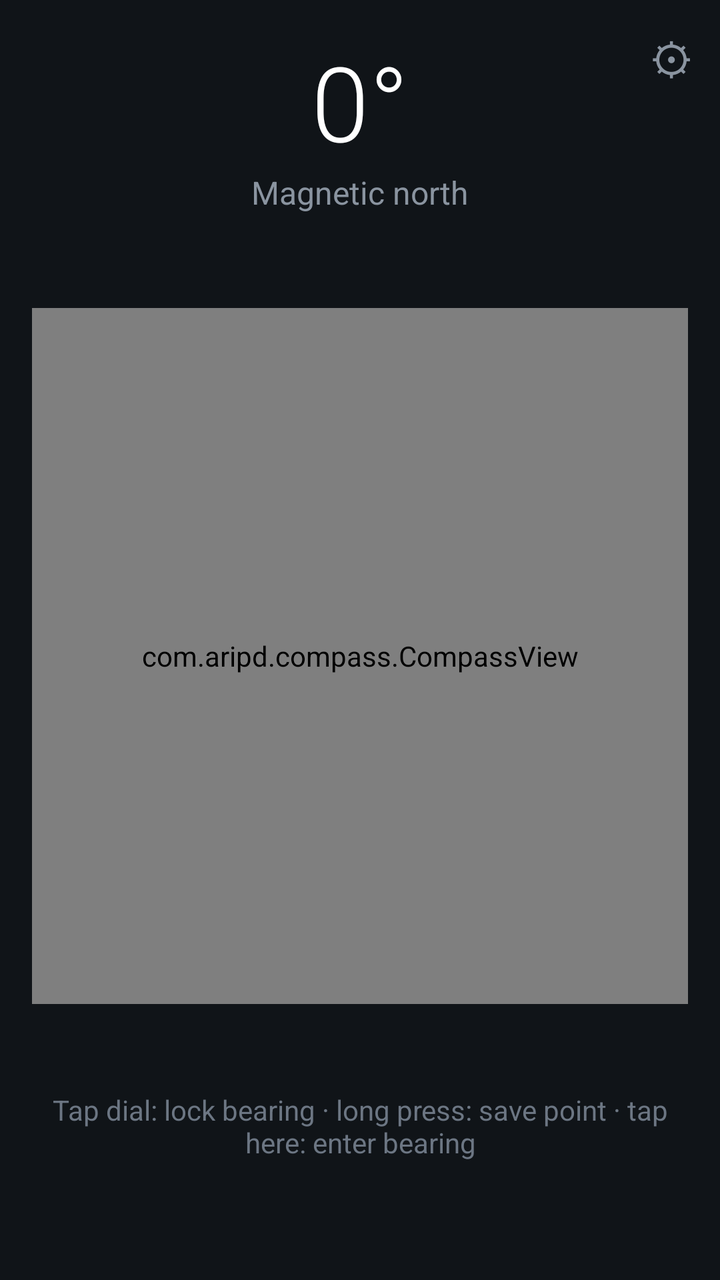
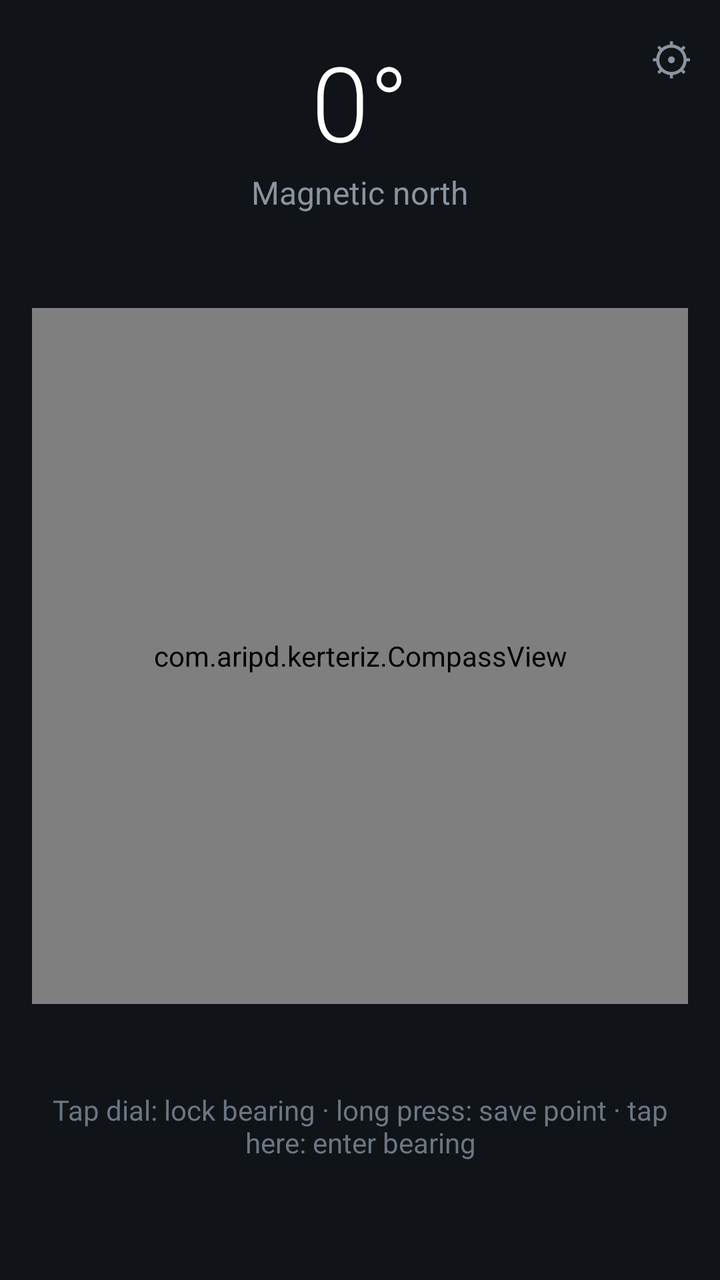

Screens rendered from an Android XML layout before and after an edit, with the pre-edit source and the edit as a unified diff.
<!-- AndroidManifest.xml: application theme android:Theme.Material.NoActionBar -->
<!-- res/layout/activity_main.xml -->
<?xml version="1.0" encoding="utf-8"?>
<FrameLayout xmlns:android="http://schemas.android.com/apk/res/android"
    android:id="@+id/root"
    android:layout_width="match_parent"
    android:layout_height="match_parent"
    android:background="#FF101418">

    <LinearLayout
    android:layout_width="match_parent"
    android:layout_height="match_parent"
    android:orientation="vertical"
    android:gravity="center"
    android:padding="16dp">

    <TextView
        android:id="@+id/degreeText"
        android:layout_width="wrap_content"
        android:layout_height="wrap_content"
        android:text="0°"
        android:textColor="#FFFFFFFF"
        android:textSize="52sp"
        android:fontFamily="sans-serif-light" />

    <TextView
        android:id="@+id/directionText"
        android:layout_width="wrap_content"
        android:layout_height="wrap_content"
        android:layout_marginBottom="8dp"
        android:importantForAccessibility="no"
        android:text="@string/magnetic_north"
        android:textColor="#FF8A94A0"
        android:textSize="16sp" />

    <TextView
        android:id="@+id/infoText"
        android:layout_width="match_parent"
        android:layout_height="wrap_content"
        android:layout_marginBottom="8dp"
        android:gravity="center"
        android:padding="6dp"
        android:text=""
        android:textColor="#FF8A94A0"
        android:textSize="14sp" />

    <com.aripd.compass.CompassView
        android:id="@+id/compassView"
        android:layout_width="match_parent"
        android:layout_height="0dp"
        android:layout_weight="1" />

                <TextView
                android:id="@+id/marksText"
                android:layout_width="match_parent"
                android:layout_height="wrap_content"
                android:gravity="center"
                android:minLines="2"
                android:paddingStart="6dp"
                android:paddingEnd="6dp"
                android:text=""
                android:textColor="#FF8A94A0"
                android:textSize="14sp" />

        <TextView
        android:id="@+id/locationText"
        android:layout_width="match_parent"
        android:layout_height="wrap_content"
        android:gravity="center"
        android:padding="6dp"
        android:text=""
        android:textColor="#FF8A94A0"
        android:textSize="13sp"
        android:visibility="gone" />

    <TextView
        android:id="@+id/targetText"
        android:layout_width="match_parent"
        android:layout_height="wrap_content"
        android:layout_marginTop="8dp"
        android:gravity="center"
        android:minLines="2"
        android:maxLines="3"
        android:text="@string/target_hint"
        android:textColor="#FF6C7683"
        android:textSize="14sp" />

    <TextView
        android:id="@+id/statusText"
        android:layout_width="match_parent"
        android:layout_height="wrap_content"
        android:layout_marginTop="8dp"
        android:gravity="center"
        android:minLines="2"
        android:accessibilityLiveRegion="polite"
        android:text=""
        android:textColor="#FFE0A030"
        android:textSize="14sp" />

</LinearLayout>

    <TextView
        android:id="@+id/settingsButton"
        android:minWidth="48dp"
        android:minHeight="48dp"
        android:gravity="center"
        android:layout_width="wrap_content"
        android:layout_height="wrap_content"
        android:layout_gravity="top|end"
        android:contentDescription="@string/settings_open"
        android:padding="14dp"
        android:text="\u2699"
        android:textColor="#FF8A94A0"
        android:textSize="22sp" />

</FrameLayout>
<!-- resources referenced by this layout -->
<resources>
  <string name="magnetic_north">Magnetic north</string>
  <string name="settings_open">Settings</string>
  <string name="target_hint">Tap dial: lock bearing · long press: save point · tap here: enter bearing</string>
</resources>

<!-- the commit's change to res/layout/activity_main.xml (unified diff, before → after) -->
@@ -42,7 +42,7 @@
         android:textColor="#FF8A94A0"
         android:textSize="14sp" />
 
-    <com.aripd.compass.CompassView
+    <com.aripd.kerteriz.CompassView
         android:id="@+id/compassView"
         android:layout_width="match_parent"
         android:layout_height="0dp"
